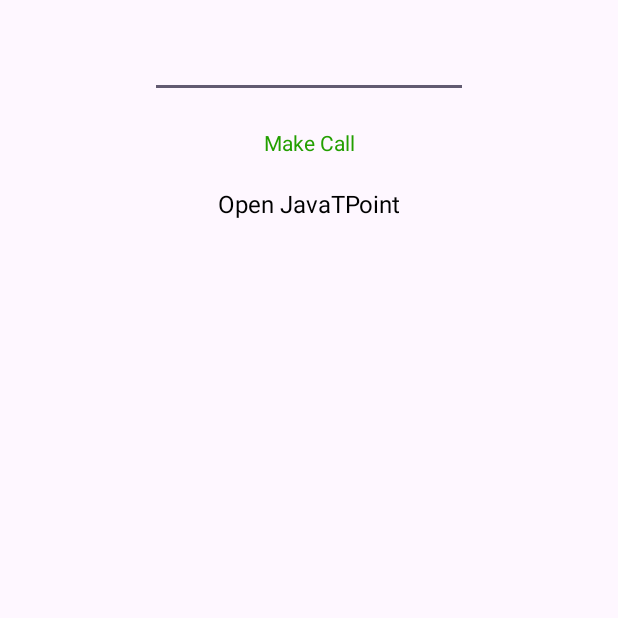
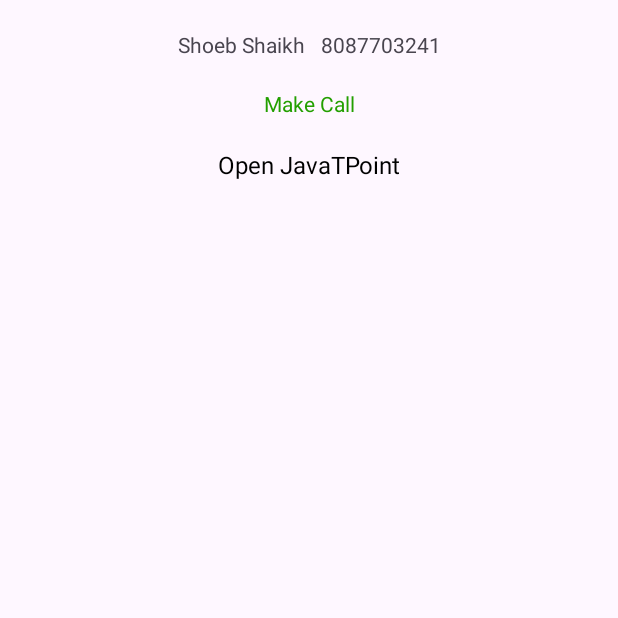
Before and after one commit to NagamShashank/DummyUI, an Android app: the screen it shows after launch (MainActivity2), after a tap on "Go Explicit", on a phone screen of 412 x 824 dp, the top half of it. Run offline under Robolectric (Android 15) with nearby library versions, the phone set to English and light mode, and no system bars; Roboto replaces fonts that are not available here.

Commit message:
Updated Functionality with Bundles

```diff
--- a/app/src/main/AndroidManifest.xml
+++ b/app/src/main/AndroidManifest.xml
@@ -1,6 +1,11 @@
 <?xml version="1.0" encoding="utf-8"?>
 <manifest xmlns:android="http://schemas.android.com/apk/res/android"
     xmlns:tools="http://schemas.android.com/tools">
+
+    <uses-feature
+        android:name="android.hardware.telephony"
+        android:required="false" />
+    <uses-permission android:name="android.permission.CALL_PHONE" />
 
     <application
         android:allowBackup="true"
--- a/app/src/main/java/com/example/dummyui/MainActivity.kt
+++ b/app/src/main/java/com/example/dummyui/MainActivity.kt
@@ -50,8 +50,15 @@
     }
 
     private fun moveExplicit(){
+
+        val bundle = Bundle()
+        bundle.putString("Name","Shoeb Shaikh")
+        bundle.putString("Contact","8087703241")
+
         binding.explicitBtn.setOnClickListener {
-            startActivity(Intent(applicationContext,MainActivity2::class.java))
+            val intent = Intent(applicationContext,MainActivity2::class.java)
+            intent.putExtras(bundle)
+            startActivity(intent)
         }
     }
 }
--- a/app/src/main/res/layout/activity_main2.xml
+++ b/app/src/main/res/layout/activity_main2.xml
@@ -7,18 +7,33 @@
     android:layout_height="match_parent"
     tools:context=".MainActivity2">
 
-    <EditText
-        android:id="@+id/numberEdiText"
-        android:layout_width="match_parent"
+
+    <LinearLayout
+        android:id="@+id/contactLayout"
+        android:layout_width="wrap_content"
         android:layout_height="wrap_content"
+        android:orientation="horizontal"
         android:layout_marginTop="20dp"
         app:layout_constraintStart_toStartOf="parent"
         app:layout_constraintEnd_toEndOf="parent"
-        app:layout_constraintTop_toTopOf="parent"
-        android:digits="1234567890"
-        android:inputType="number"
-        android:maxLength="10"
-        android:layout_marginHorizontal="100dp"/>
+        app:layout_constraintTop_toTopOf="parent">
+
+        <TextView
+            android:id="@+id/contactName"
+            android:layout_width="wrap_content"
+            android:layout_height="wrap_content"
+            android:layout_marginHorizontal="5dp"
+            android:text="Shoeb Shaikh"/>
+
+        <TextView
+            android:id="@+id/contactNumber"
+            android:layout_width="wrap_content"
+            android:layout_height="wrap_content"
+            android:layout_marginHorizontal="5dp"
+            android:text="123456789" />
+
+    </LinearLayout>
+
 
 
 
@@ -33,7 +48,7 @@
             android:textColor="@color/green_medium"
             app:layout_constraintStart_toStartOf="parent"
             app:layout_constraintEnd_toEndOf="parent"
-            app:layout_constraintTop_toBottomOf="@id/numberEdiText"/>
+            app:layout_constraintTop_toBottomOf="@id/contactLayout"/>
 
 
 
```
Also changed, not shown: app/src/main/java/com/example/dummyui/MainActivity2.kt (+61 -4 lines).
